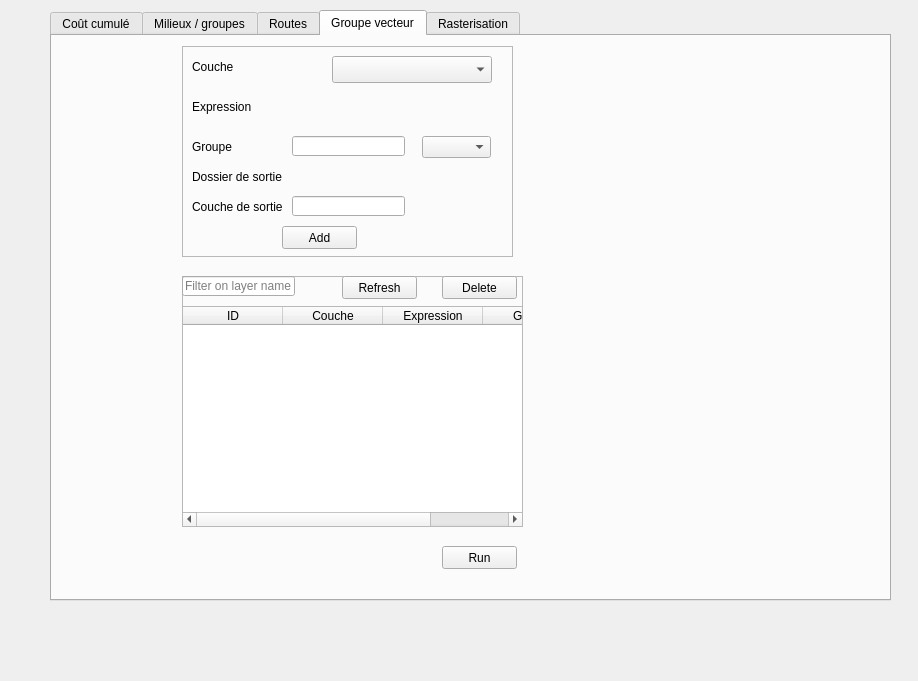
Old version of the form eco_cont_dialog_base.ui in the repository MathieuChailloux/BioDispersal.
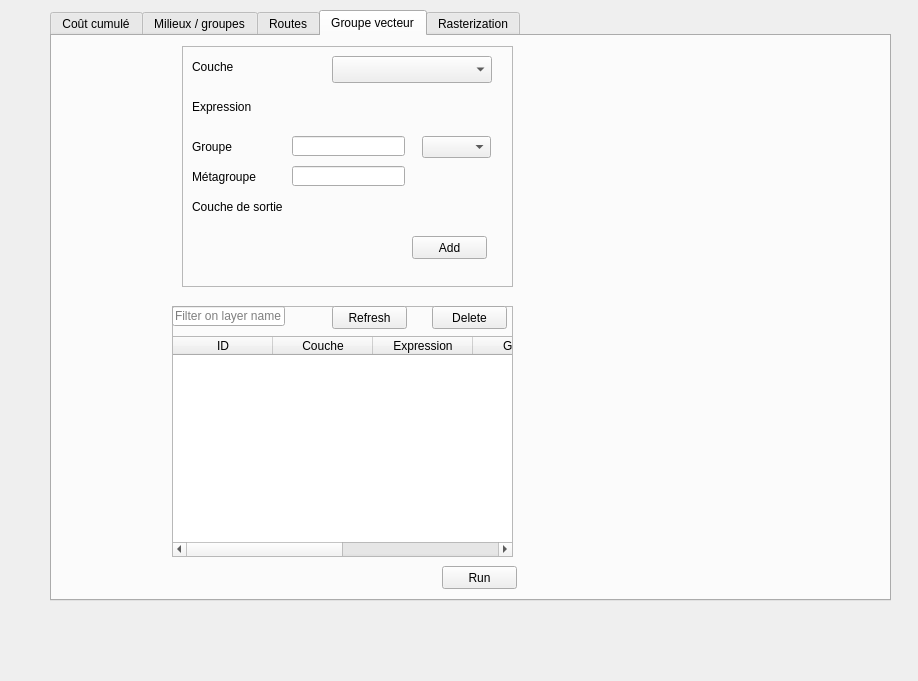
New version of the form. Custom widgets are drawn as their Qt base class.

Commit message: Implementing metagroups in vector_selection

Patch:
```diff
--- a/eco_cont_dialog_base.ui
+++ b/eco_cont_dialog_base.ui
@@ -230,8 +230,8 @@
     <widget class="QFrame" name="frame">
      <property name="geometry">
       <rect>
-       <x>130</x>
-       <y>240</y>
+       <x>120</x>
+       <y>270</y>
        <width>341</width>
        <height>251</height>
       </rect>
@@ -264,7 +264,7 @@
        <bool>true</bool>
       </property>
       <property name="columnCount">
-       <number>4</number>
+       <number>6</number>
       </property>
       <column>
        <property name="text">
@@ -286,6 +286,16 @@
         <string>Groupe</string>
        </property>
       </column>
+      <column>
+       <property name="text">
+        <string>Métagroupe</string>
+       </property>
+      </column>
+      <column>
+       <property name="text">
+        <string>Couche de sortie</string>
+       </property>
+      </column>
      </widget>
      <widget class="QPushButton" name="groupVectDelete">
       <property name="geometry">
@@ -331,7 +341,7 @@
      <property name="geometry">
       <rect>
        <x>390</x>
-       <y>510</y>
+       <y>530</y>
        <width>75</width>
        <height>23</height>
       </rect>
@@ -346,7 +356,7 @@
        <x>130</x>
        <y>10</y>
        <width>331</width>
-       <height>211</height>
+       <height>241</height>
       </rect>
      </property>
      <property name="frameShape">
@@ -434,14 +444,14 @@
        </rect>
       </property>
       <property name="text">
-       <string>Dossier de sortie</string>
+       <string>Métagroupe</string>
       </property>
      </widget>
      <widget class="QPushButton" name="groupVectAdd">
       <property name="geometry">
        <rect>
-        <x>100</x>
-        <y>180</y>
+        <x>230</x>
+        <y>190</y>
         <width>75</width>
         <height>23</height>
        </rect>
@@ -450,16 +460,6 @@
        <string>Add</string>
       </property>
      </widget>
-     <widget class="QgsFileWidget" name="groupVectOutLayerDir">
-      <property name="geometry">
-       <rect>
-        <x>110</x>
-        <y>120</y>
-        <width>171</width>
-        <height>27</height>
-       </rect>
-      </property>
-     </widget>
      <widget class="QLineEdit" name="groupVectGroupLine">
       <property name="geometry">
        <rect>
@@ -487,17 +487,27 @@
       <property name="geometry">
        <rect>
         <x>110</x>
-        <y>150</y>
+        <y>120</y>
         <width>113</width>
         <height>20</height>
        </rect>
       </property>
      </widget>
+     <widget class="QgsFileWidget" name="groupVectOutLayer">
+      <property name="geometry">
+       <rect>
+        <x>110</x>
+        <y>150</y>
+        <width>171</width>
+        <height>27</height>
+       </rect>
+      </property>
+     </widget>
     </widget>
    </widget>
    <widget class="QWidget" name="tab_2">
     <attribute name="title">
-     <string>Rasterisation</string>
+     <string>Rasterization</string>
     </attribute>
     <widget class="QLabel" name="label_4">
      <property name="geometry">
```
Left out of the diff: 54 changed lines with no effect on the pictures. The commit also changes 2 other files.
